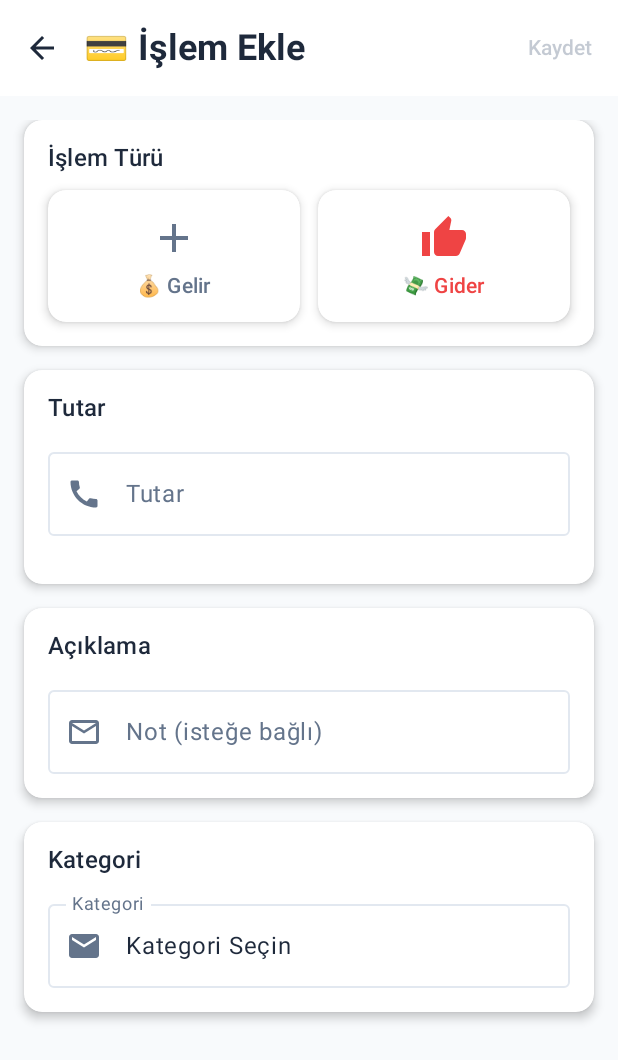
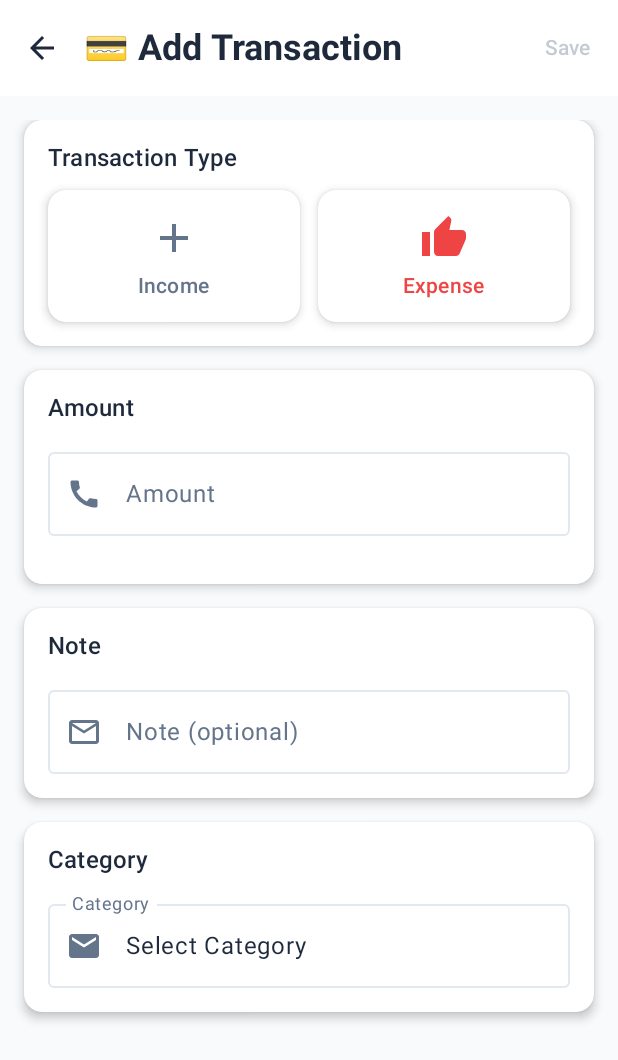
Before and after one commit to theturker/SpendCraft, an Android app built with Jetpack Compose: the AddTransactionScreen screen opened through its navigation route, on a phone screen of 412 x 824 dp. Shown: the top 1060 px of the screen. Run offline under Robolectric (Android 15) with nearby library versions, the phone set to English and light mode, and no system bars; our stand-ins replace Dagger/Hilt's generated code, Room's generated code.

Commit message:
strings.xml güncellemeleri

```diff
--- a/core/ui/src/main/res/values/strings.xml
+++ b/core/ui/src/main/res/values/strings.xml
@@ -1,11 +1,9 @@
 <?xml version="1.0" encoding="utf-8"?>
 <resources>
     <!-- Common UI Strings -->
-    <string name="reports">Reports</string>
-    <string name="settings">Settings</string>
+
     <string name="back">Back</string>
     <string name="add">Add</string>
-    <string name="delete">Delete</string>
     <string name="save">Save</string>
     <string name="cancel">Cancel</string>
     <string name="ok">OK</string>
@@ -15,13 +13,6 @@
     <!-- Transaction Strings -->
     <string name="add_income">Add Income</string>
     <string name="add_expense">Add Expense</string>
-    <string name="transaction_type">Transaction Type</string>
-    <string name="amount">Amount</string>
-    <string name="note">Note</string>
-    <string name="category">Category</string>
-    <string name="no_transactions_yet">No transactions yet</string>
-    <string name="start_adding_transactions">Start by adding your first transaction</string>
-    <string name="average">Average</string>
     <string name="transactions">transactions</string>
 
     <!-- Category Management -->
@@ -57,4 +48,31 @@
     <string name="theme">Theme</string>
     <string name="light">Light</string>
     <string name="dark">Dark</string>
+
+    <!-- Main Screen -->
+    <string name="app_title">SpendCraft</string>
+    <string name="reports">Reports</string>
+    <string name="settings">Settings</string>
+    <string name="add_income_button">Add Income</string>
+    <string name="add_expense_button">Add Expense</string>
+    <string name="this_month">This Month</string>
+    <string name="transactions_count">transactions</string>
+    <string name="average">Average</string>
+    <string name="recent_transactions">Recent Transactions</string>
+    <string name="view_all">View All</string>
+    <string name="no_transactions_yet">No transactions yet</string>
+    <string name="start_adding_transactions">Start by adding your first transaction</string>
+    <string name="income">Income</string>
+    <string name="expense">Expense</string>
+    <string name="no_description">No description</string>
+    <string name="delete">Delete</string>
+
+    <!-- Add Transaction -->
+    <string name="add_transaction">Add Transaction</string>
+    <string name="transaction_type">Transaction Type</string>
+    <string name="amount">Amount</string>
+    <string name="note">Note</string>
+    <string name="note_optional">Note (optional)</string>
+    <string name="category">Category</string>
+    <string name="select_category">Select Category</string>
 </resources>
--- a/feature/transactions/src/main/java/com/alperen/spendcraft/feature/transactions/ui/AddTransactionScreen.kt
+++ b/feature/transactions/src/main/java/com/alperen/spendcraft/feature/transactions/ui/AddTransactionScreen.kt
@@ -17,6 +17,8 @@ import androidx.compose.ui.unit.dp
 import kotlinx.coroutines.flow.StateFlow
 import com.alperen.spendcraft.core.model.Category
 import com.alperen.spendcraft.core.ui.*
+import androidx.compose.ui.res.stringResource
+import com.alperen.spendcraft.core.ui.R
 
 @OptIn(ExperimentalMaterial3Api::class)
 @Composable
@@ -34,7 +36,7 @@ fun AddTransactionScreen(
     var expanded by remember { mutableStateOf(false) }
 
     AppScaffold(
-        title = "💳 İşlem Ekle",
+        title = "💳 ${stringResource(R.string.add_transaction)}",
         onBack = onBack,
         actions = {
             TextButton(
@@ -45,7 +47,7 @@ fun AddTransactionScreen(
                 }
             ) {
                 Text(
-                    "Kaydet",
+                    stringResource(R.string.save),
                     fontWeight = FontWeight.SemiBold
                 )
             }
@@ -64,7 +66,7 @@ fun AddTransactionScreen(
                         modifier = Modifier.padding(16.dp)
                     ) {
                         Text(
-                            text = "İşlem Türü",
+                            text = stringResource(R.string.transaction_type),
                             style = MaterialTheme.typography.titleMedium,
                             fontWeight = FontWeight.SemiBold,
                             color = MaterialTheme.colorScheme.onSurface
@@ -103,7 +105,7 @@ fun AddTransactionScreen(
                                     )
                                     Spacer(modifier = Modifier.height(8.dp))
                                     Text(
-                                        text = "💰 Gelir",
+                                        text = stringResource(R.string.income),
                                         style = MaterialTheme.typography.labelLarge,
                                         fontWeight = FontWeight.SemiBold,
                                         color = if (isIncome)
@@ -141,7 +143,7 @@ fun AddTransactionScreen(
                                     )
                                     Spacer(modifier = Modifier.height(8.dp))
                                     Text(
-                                        text = "💸 Gider",
+                                        text = stringResource(R.string.expense),
                                         style = MaterialTheme.typography.labelLarge,
                                         fontWeight = FontWeight.SemiBold,
                                         color = if (!isIncome)
@@ -163,7 +165,7 @@ fun AddTransactionScreen(
                         modifier = Modifier.padding(16.dp)
                     ) {
                         Text(
-                            text = "Tutar",
+                            text = stringResource(R.string.amount),
                             style = MaterialTheme.typography.titleMedium,
                             fontWeight = FontWeight.SemiBold,
                             color = MaterialTheme.colorScheme.onSurface
@@ -177,7 +179,7 @@ fun AddTransactionScreen(
                                     amount = cleanValue
                                 }
                             },
-                            label = { Text("Tutar") },
+                            label = { Text(stringResource(R.string.amount)) },
                             keyboardOptions = KeyboardOptions(keyboardType = KeyboardType.Number),
                             modifier = Modifier.fillMaxWidth(),
                             leadingIcon = {
@@ -204,7 +206,7 @@ fun AddTransactionScreen(
                         modifier = Modifier.padding(16.dp)
                     ) {
                         Text(
-                            text = "Açıklama",
+                            text = stringResource(R.string.note),
                             style = MaterialTheme.typography.titleMedium,
                             fontWeight = FontWeight.SemiBold,
                             color = MaterialTheme.colorScheme.onSurface
@@ -213,7 +215,7 @@ fun AddTransactionScreen(
                         OutlinedTextField(
                             value = note,
                             onValueChange = { note = it },
-                            label = { Text("Not (isteğe bağlı)") },
+                            label = { Text(stringResource(R.string.note_optional)) },
                             modifier = Modifier.fillMaxWidth(),
                             leadingIcon = {
                                 Icon(
@@ -234,7 +236,7 @@ fun AddTransactionScreen(
                         modifier = Modifier.padding(16.dp)
                     ) {
                         Text(
-                            text = "Kategori",
+                            text = stringResource(R.string.category),
                             style = MaterialTheme.typography.titleMedium,
                             fontWeight = FontWeight.SemiBold,
                             color = MaterialTheme.colorScheme.onSurface
@@ -245,10 +247,10 @@ fun AddTransactionScreen(
                             onExpandedChange = { expanded = !expanded }
                         ) {
                             OutlinedTextField(
-                                value = cats.firstOrNull { it.id == selectedCategoryId }?.name ?: "Kategori Seçin",
+                                value = cats.firstOrNull { it.id == selectedCategoryId }?.name ?: stringResource(R.string.select_category),
                                 onValueChange = {},
                                 readOnly = true,
-                                label = { Text("Kategori") },
+                                label = { Text(stringResource(R.string.category)) },
                                 modifier = Modifier
                                     .menuAnchor()
                                     .fillMaxWidth(),
--- a/feature/transactions/src/main/java/com/alperen/spendcraft/feature/transactions/ui/TransactionsScreen.kt
+++ b/feature/transactions/src/main/java/com/alperen/spendcraft/feature/transactions/ui/TransactionsScreen.kt
@@ -23,6 +23,8 @@ import com.alperen.spendcraft.core.model.Transaction
 import com.alperen.spendcraft.core.model.TransactionType
 import com.alperen.spendcraft.core.ui.*
 import androidx.compose.ui.platform.LocalContext
+import androidx.compose.ui.res.stringResource
+import com.alperen.spendcraft.core.ui.R
 
 @Composable
 fun TransactionsScreen(
@@ -45,13 +47,13 @@ fun TransactionsScreen(
         .sumOf { it.amount.minorUnits }
 
     AppScaffold(
-        title = "💳 SpendCraft",
+        title = "💳 ${stringResource(R.string.app_title)}",
         actions = {
             IconButton(onClick = onReports) {
-                Icon(Icons.Filled.KeyboardArrowUp, contentDescription = "Reports")
+                Icon(Icons.Filled.KeyboardArrowUp, contentDescription = stringResource(R.string.reports))
             }
             IconButton(onClick = onSettings) {
-                Icon(Icons.Filled.Settings, contentDescription = "Settings")
+                Icon(Icons.Filled.Settings, contentDescription = stringResource(R.string.settings))
             }
         },
         fab = { ModernFab(onClick = onAdd) }
@@ -78,13 +80,13 @@ fun TransactionsScreen(
                     horizontalArrangement = Arrangement.spacedBy(12.dp)
                 ) {
                     IncomeExpenseButton(
-                        text = "💰 Gelir Ekle",
+                        text = stringResource(R.string.add_income_button),
                         onClick = onAddIncome,
                         isIncome = true,
                         modifier = Modifier.weight(1f)
                     )
                     IncomeExpenseButton(
-                        text = "💸 Gider Ekle",
+                        text = stringResource(R.string.add_expense_button),
                         onClick = onAddExpense,
                         isIncome = false,
                         modifier = Modifier.weight(1f)
@@ -99,14 +101,14 @@ fun TransactionsScreen(
                     horizontalArrangement = Arrangement.spacedBy(12.dp)
                 ) {
                     StatCard(
-                        title = "Bu Ay",
-                        value = "${items.size} işlem",
+                        title = stringResource(R.string.this_month),
+                        value = "${items.size} ${stringResource(R.string.transactions_count)}",
                         icon = Icons.Filled.Call,
                         color = MaterialTheme.colorScheme.primary,
                         modifier = Modifier.weight(1f)
                     )
                     StatCard(
-                        title = "Ortalama",
+                        title = stringResource(R.string.average),
                         value = if (items.isNotEmpty()) formatMinor(totalAmount / items.size) else "₺0",
                         icon = Icons.Filled.KeyboardArrowUp,
                         color = MaterialTheme.colorScheme.secondary,
@@ -123,13 +125,13 @@ fun TransactionsScreen(
                     verticalAlignment = Alignment.CenterVertically
                 ) {
                     Text(
-                        text = "Son İşlemler",
+                        text = stringResource(R.string.recent_transactions),
                         style = MaterialTheme.typography.headlineSmall,
                         fontWeight = FontWeight.Bold,
                         color = MaterialTheme.colorScheme.onBackground
                     )
                     TextButton(onClick = onReports) {
-                        Text("Tümünü Gör")
+                        Text(stringResource(R.string.view_all))
                     }
                 }
             }
@@ -154,13 +156,13 @@ fun TransactionsScreen(
                             )
                             Spacer(modifier = Modifier.height(16.dp))
                             Text(
-                                text = "Henüz işlem yok",
+                                text = stringResource(R.string.no_transactions_yet),
                                 style = MaterialTheme.typography.titleLarge,
                                 color = MaterialTheme.colorScheme.onSurfaceVariant
                             )
                             Spacer(modifier = Modifier.height(8.dp))
                             Text(
-                                text = "İlk işleminizi ekleyerek başlayın",
+                                text = stringResource(R.string.start_adding_transactions),
                                 style = MaterialTheme.typography.bodyMedium,
                                 color = MaterialTheme.colorScheme.onSurfaceVariant
                             )
@@ -227,13 +229,13 @@ private fun ModernTransactionRow(tx: Transaction, onDelete: () -> Unit) {
 
                 Column {
                     Text(
-                        text = if (isIncome) "💰 Gelir" else "💸 Gider",
+                        text = if (isIncome) stringResource(R.string.income) else stringResource(R.string.expense),
                         style = MaterialTheme.typography.titleMedium,
                         fontWeight = FontWeight.SemiBold,
                         color = MaterialTheme.colorScheme.onSurface
                     )
                     Text(
-                        text = tx.note ?: "Açıklama yok",
+                        text = tx.note ?: stringResource(R.string.no_description),
                         style = MaterialTheme.typography.bodyMedium,
                         color = MaterialTheme.colorScheme.onSurfaceVariant
                     )
@@ -259,7 +261,7 @@ private fun ModernTransactionRow(tx: Transaction, onDelete: () -> Unit) {
                 ) {
                     Icon(
                         imageVector = Icons.Filled.Delete,
-                        contentDescription = "Delete",
+                        contentDescription = stringResource(R.string.delete),
                         tint = MaterialTheme.colorScheme.error,
                         modifier = Modifier.size(20.dp)
                     )
```
Also changed, not shown: 239 other files.
